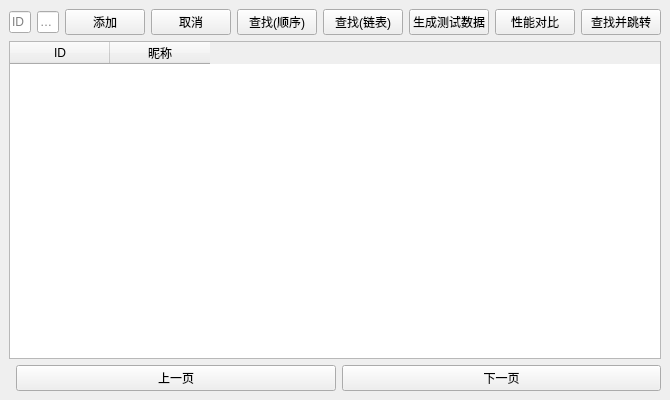
Qt form algorithm exercise/large work/ui/mainwindow.ui (chenshang3/follower) before a commit.
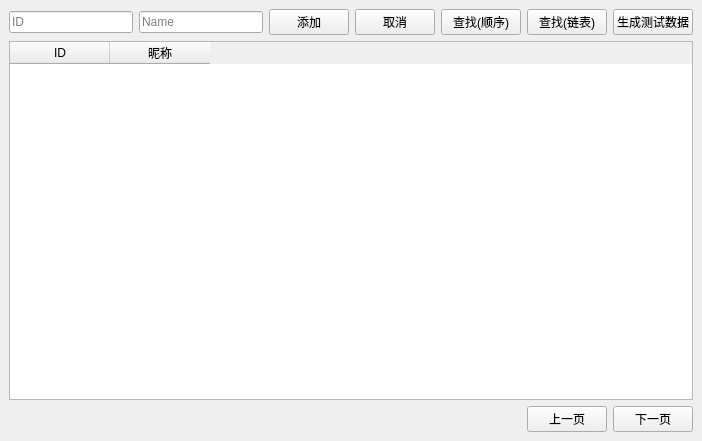
The same form after that commit.

Diff of the .ui file:
```diff
--- a/algorithm exercise/large work/ui/mainwindow.ui
+++ b/algorithm exercise/large work/ui/mainwindow.ui
@@ -6,8 +6,8 @@
    <rect>
     <x>0</x>
     <y>0</y>
-    <width>600</width>
-    <height>400</height>
+    <width>702</width>
+    <height>441</height>
    </rect>
   </property>
   <property name="windowTitle">
@@ -51,21 +51,13 @@
         <property name="text"><string>查找(链表)</string></property>
        </widget>
       </item>
-    <item>
-     <widget class="QPushButton" name="btn_generate">
-      <property name="text"><string>生成测试数据</string></property>
-     </widget>
-    </item>
-    <item>
-     <widget class="QPushButton" name="btn_benchmark">
-      <property name="text"><string>性能对比</string></property>
-     </widget>
-    </item>
-    <item>
-     <widget class="QPushButton" name="btn_findAndJump">
-      <property name="text"><string>查找并跳转</string></property>
-     </widget>
-    </item>
+      <item>
+       <widget class="QPushButton" name="btnGen">
+        <property name="text">
+         <string>生成测试数据</string>
+        </property>
+       </widget>
+      </item>
      </layout>
     </item>
     <item>
@@ -93,7 +85,13 @@
          <enum>Qt::Horizontal</enum>
         </property>
         <property name="sizeType">
-         <enum>QSizePolicy::Expanding</enum>
+         <enum>QSizePolicy::Policy::Expanding</enum>
+        </property>
+        <property name="sizeHint" stdset="0">
+         <size>
+          <width>0</width>
+          <height>0</height>
+         </size>
         </property>
        </spacer>
       </item>
```
Left out of the diff: 27 changed lines with no effect on the pictures.
